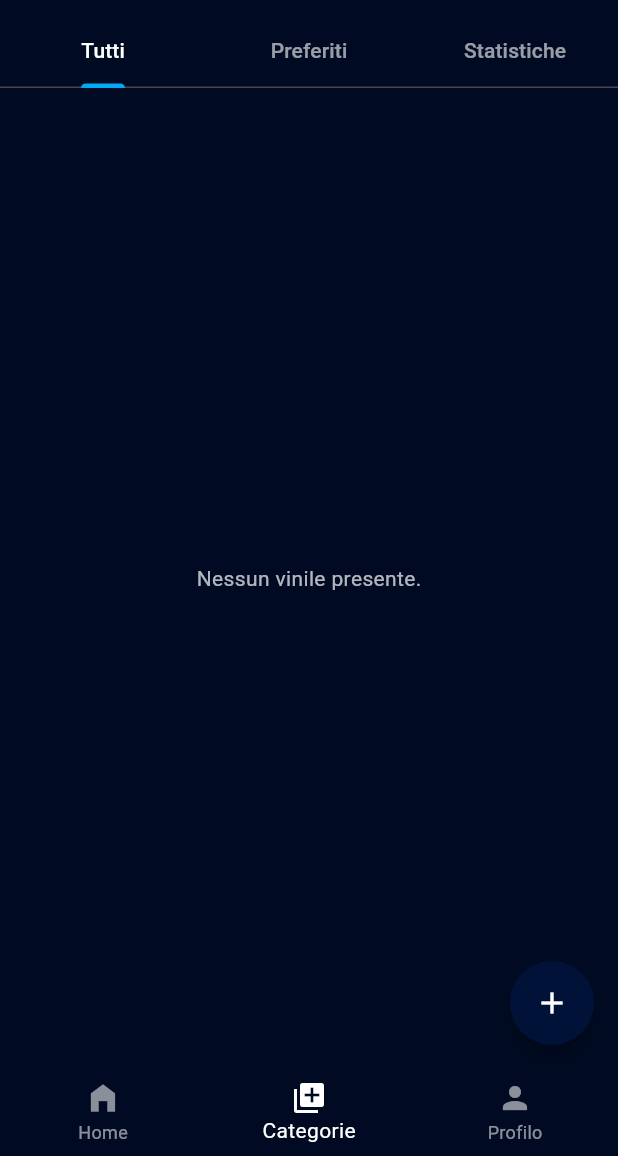
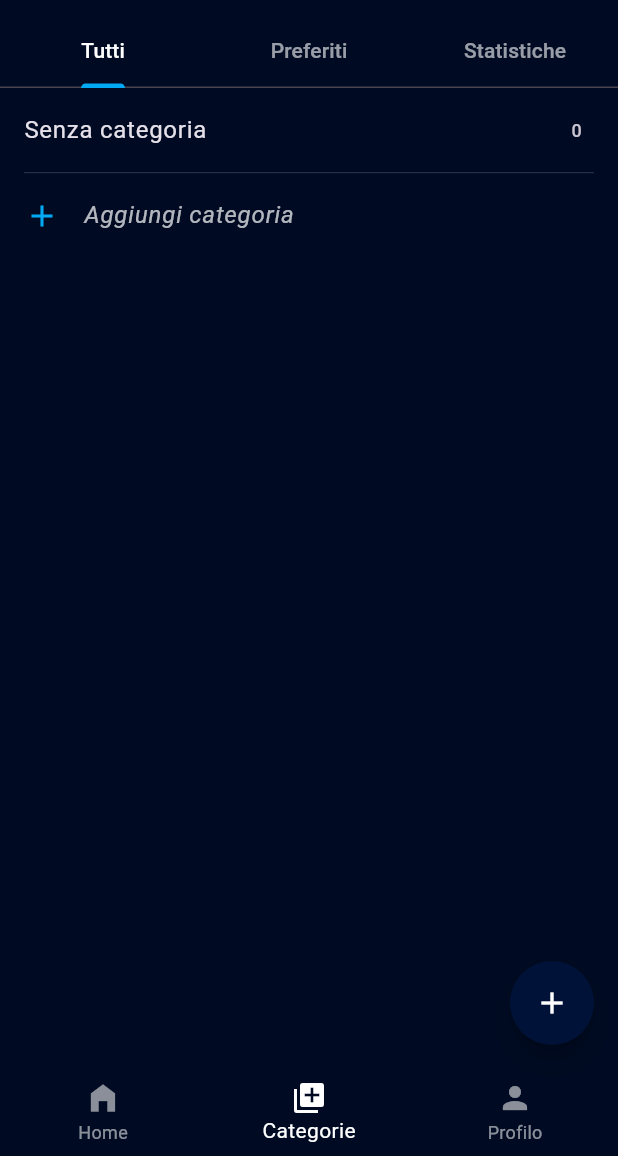
Before and after one commit to Gabbo-Unisa/ProgettoMobile, a Flutter app: the screen it shows after launch, item 2 of the bottom bar chosen, on a phone screen of 412 x 824 dp, the part 80-1236 px from its top. Run offline on Flutter 3.47's test engine with Material 3 defaults, Android fonts, the phone set to English and light mode, and no system bars; our stand-ins replace image_picker, sqflite; accounts and stored records are empty.

Commit message:
modifiche varie

```diff
--- a/lib/screens/dettaglio_vinile.dart
+++ b/lib/screens/dettaglio_vinile.dart
@@ -2,9 +2,12 @@ import 'package:flutter/material.dart';
 import 'dart:io';
 
 import '../models/vinile.dart';
+import '../models/categoria.dart';
+
 import 'form_vinile.dart';
 import 'package:provider/provider.dart';
 import '../providers/vinile_provider.dart';
+import '../providers/categoria_provider.dart';
 
 class DettaglioVinile extends StatelessWidget {
   final Vinile vinile;
@@ -12,19 +15,22 @@ class DettaglioVinile extends StatelessWidget {
 
   @override
   Widget build(BuildContext context) {
+
+    final categoriaProvider = Provider.of<CategoriaProvider>(context);
+    final categoria = categoriaProvider.categorie.firstWhere(
+          (c) => c.id == vinile.categoriaId,
+      orElse: () => Categoria(id: null, nome: 'Sconosciuta'),
+    );
+
     return Scaffold(
       appBar: AppBar(
-        title: Text(vinile.titolo, style: const TextStyle(color: Colors.white)),
-        backgroundColor: const Color(0xFF000B23),
-        iconTheme: const IconThemeData(color: Colors.white),
+        title: Text(vinile.titolo),
         actions: [
           IconButton(
             icon: const Icon(Icons.edit),
             onPressed: () async {
-              await Navigator.push(
-                context,
-                MaterialPageRoute(
-                  builder: (_) => SchermataForm(vinile: vinile, isEditing: true),
+              await Navigator.push(context, MaterialPageRoute(
+                  builder: (_) => SchermataAggiuntaVinile(vinile: vinile, isEditing: true),
                 ),
               );
               // Ricarica i vinili al ritorno
@@ -54,7 +60,6 @@ class DettaglioVinile extends StatelessWidget {
           ),
         ],
       ),
-      backgroundColor: const Color(0xFF000B23),
       body: Padding(
         padding: const EdgeInsets.all(16),
         child: Center(
@@ -110,24 +115,24 @@ class DettaglioVinile extends StatelessWidget {
                 ],
               ),
               const SizedBox(height: 16),
-              const Text('Artista:', style: TextStyle(color: Colors.white60, fontSize: 16)),
-              Text(vinile.artista, style: const TextStyle(color: Colors.white, fontSize: 18)),
+              Text('Artista:', style: Theme.of(context).textTheme.labelMedium),
+              Text(vinile.artista, style: Theme.of(context).textTheme.bodyLarge),
               const SizedBox(height: 12),
 
-              const Text('Anno:', style: TextStyle(color: Colors.white60, fontSize: 16)),
-              Text('${vinile.anno}', style: const TextStyle(color: Colors.white, fontSize: 18)),
+              Text('Anno:', style: Theme.of(context).textTheme.labelMedium),
+              Text('${vinile.anno}', style: Theme.of(context).textTheme.bodyLarge),
               const SizedBox(height: 12),
 
-              const Text('Genere:', style: TextStyle(color: Colors.white60, fontSize: 16)),
-              Text(vinile.genere, style: const TextStyle(color: Colors.white, fontSize: 18)),
+              Text('Categoria:', style:  Theme.of(context).textTheme.labelMedium),
+              Text(categoria.nome, style: Theme.of(context).textTheme.bodyLarge),
               const SizedBox(height: 12),
 
-              const Text('Etichetta:', style: TextStyle(color: Colors.white60, fontSize: 16)),
-              Text(vinile.etichetta, style: const TextStyle(color: Colors.white, fontSize: 18)),
+              Text('Etichetta:', style: Theme.of(context).textTheme.labelMedium),
+              Text(vinile.etichetta, style: Theme.of(context).textTheme.bodyLarge),
               const SizedBox(height: 12),
 
-              const Text('Condizione:', style: TextStyle(color: Colors.white60, fontSize: 16)),
-              Text(vinile.condizione, style: const TextStyle(color: Colors.white, fontSize: 18)),
+              Text('Condizione:', style: Theme.of(context).textTheme.labelMedium),
+              Text(vinile.condizione, style: Theme.of(context).textTheme.bodyLarge),
               const SizedBox(height: 12),
             ],
           ),
--- a/lib/screens/schermata_categorie.dart
+++ b/lib/screens/schermata_categorie.dart
@@ -1,7 +1,13 @@
 import 'package:flutter/material.dart';
 import 'package:provider/provider.dart';
+
 import '../providers/vinile_provider.dart';
+import '../providers/categoria_provider.dart';
+
+import '../models/categoria.dart';
 import 'dettaglio_vinile.dart';
+import 'lista_vinili_per_categoria.dart';
+import 'form_categoria.dart';
 
 class SchermataCategorie extends StatefulWidget {
   const SchermataCategorie({super.key});
@@ -19,10 +25,8 @@ class _SchermataCategorieState extends State<SchermataCategorie> {
   void didChangeDependencies() {
     super.didChangeDependencies();
     if (!_loaded) {
-      // Carica i vinili una sola volta
-      Provider.of<VinileProvider>(context, listen: false)
-          .caricaVinili()
-          .then((_) {
+      Provider.of<VinileProvider>(context, listen: false).caricaVinili();
+      Provider.of<CategoriaProvider>(context, listen: false).caricaCategorie().then((_) {
         setState(() => _loaded = true);
       });
     }
@@ -30,60 +34,146 @@ class _SchermataCategorieState extends State<SchermataCategorie> {
 
   @override
   Widget build(BuildContext context) {
-
     final provider = Provider.of<VinileProvider>(context);
 
     return DefaultTabController(
       length: _numeroTabs,
       child: Scaffold(
-        backgroundColor: const Color(0xFF000B23),
         appBar: AppBar(
           flexibleSpace: Column(
             mainAxisAlignment: MainAxisAlignment.end,
             children: const [
               TabBar(
-                  indicatorColor: Colors.lightBlue,
-                  labelColor: Colors.white,
-                  unselectedLabelColor: Colors.white60,
-                  tabs: const <Tab>[
+                tabs: <Tab>[
                   Tab(text: 'Tutti'),
                   Tab(text: 'Preferiti'),
                   Tab(text: 'Statistiche'),
-                  ]
+                ],
               ),
             ],
           ),
-          backgroundColor: const Color(0xFF000B23),
         ),
-
         body: TabBarView(
           children: <Widget>[
+            _buildTabCategorie(provider),
+            _buildTabPreferiti(provider),
+            const Center(child: Text('Statistiche')),
+          ],
+        ),
+      ),
+    );
+  }
 
-            // Tab "Tutti"
-            if (!_loaded)
-              const Center(child: CircularProgressIndicator())
-            else if (provider.vinili.isEmpty)
-              const Center(
-                child: Text('Nessun vinile presente.',
-                    style: TextStyle(color: Colors.white70)),
-              )
-            else
-              ListView.separated(
-                itemCount: provider.vinili.length,
+  Widget _buildTabCategorie(VinileProvider provider) {
+    final categoriaProvider = Provider.of<CategoriaProvider>(context);
+    final categorie = categoriaProvider.categorie;
+
+    if (!_loaded) {
+      return const Center(child: CircularProgressIndicator());
+    }
+
+    return ListView.separated(
+      itemCount: categorie.length + 2, // 1 per "Senza categoria", 1 per "Aggiungi categoria"
       itemBuilder: (context, index) {
-                  final vinile = provider.vinili[index];
+
+        final countNull = provider.vinili.where((v) => v.categoriaId == null).length;
+
+        // Primo elemento: "Senza categoria"
+        if (index == 0) {
           return ListTile(
-                    title: Text(vinile.titolo,
-                        style: const TextStyle(color: Colors.white)),
-                    subtitle: Text('${vinile.artista} • ${vinile.anno}',
-                        style: const TextStyle(color: Colors.white70)),
+            title: const Text('Senza categoria'),
+            trailing: Text('${countNull}'),
+            onTap: () {
+              Navigator.push(context, MaterialPageRoute(
+                  builder: (context) => ListaViniliPerCategoria(
+                    categoria: 'Senza categoria',
+                    vinili: provider.vinili.where((v) => v.categoriaId == null).toList(),
+                  ),
+                ),
+              );
+            },
+          );
+        }
+
+        // Ultimo elemento: "Aggiungi categoria"
+        if (index == categorie.length + 1) {
+          return ListTile(
+            title: const Text(
+              'Aggiungi categoria',
+              style: TextStyle(color: Colors.white70, fontStyle: FontStyle.italic),
+            ),
+            leading: const Icon(Icons.add, color: Colors.lightBlue),
+            onTap: () {
+              Navigator.push(context, MaterialPageRoute(builder: (context) => const SchermataAggiuntaCategoria())
+              ).then((_) async {
+                await Provider.of<CategoriaProvider>(context, listen: false).caricaCategorie();
+                setState(() {});
+              });
+            },
+          );
+        }
+
+        // Categoria normale
+        final cat = categorie[index - 1]; // -1 perché il primo è "Senza categoria"
+        final count = provider.vinili.where((v) => v.categoriaId == cat.id).length;
+
+        return ListTile(
+          title: Text(cat.nome),
+          trailing: Text('$count'),
           onTap: () {
             Navigator.push(
               context,
               MaterialPageRoute(
-                          builder: (context) => DettaglioVinile(vinile: vinile)
+                builder: (context) => ListaViniliPerCategoria(
+                  categoria: cat.nome,
+                  vinili: provider.vinili.where((v) => v.categoriaId == cat.id).toList(),
+                ),
               ),
             );
+          },
+        );
+      },
+      separatorBuilder: (context, index) {
+        if (index == categorie.length + 1) return const SizedBox.shrink(); // No divider after last
+        return const Divider(
+          color: Colors.white24,
+          height: 1,
+          thickness: 0.5,
+          indent: 16,
+          endIndent: 16,
+        );
+      },
+    );
+  }
+
+
+  Widget _buildTabPreferiti(VinileProvider provider) {
+    final fav = provider.vinili.where((v) => v.preferito).toList();
+
+    if (!_loaded) return const Center(child: CircularProgressIndicator());
+
+    if (fav.isEmpty) {
+      return Center(
+        child: Text('Nessun preferito', style: Theme.of(context).textTheme.bodyMedium),
+      );
+    }
+
+    return ListView.separated(
+      itemCount: fav.length,
+      itemBuilder: (context, index) {
+        final v = fav[index];
+
+        final categoriaProvider = Provider.of<CategoriaProvider>(context, listen: false);
+        final categoria = categoriaProvider.categorie.firstWhere(
+              (c) => c.id == v.categoriaId,
+          orElse: () => Categoria(id: null, nome: 'Sconosciuta'),
+        );
+
+        return ListTile(
+          title: Text(v.titolo, style: Theme.of(context).textTheme.bodyLarge),
+          subtitle: Text(v.artista + ' • ' + categoria.nome, style: Theme.of(context).textTheme.labelSmall),
+          onTap: () {
+            Navigator.push(context, MaterialPageRoute(builder: (context) => DettaglioVinile(vinile: v)));
           },
         );
       },
@@ -94,55 +184,6 @@ class _SchermataCategorieState extends State<SchermataCategorie> {
         indent: 16,
         endIndent: 16,
       ),
-              ),
-
-            // Tab "Preferiti"
-            Consumer<VinileProvider>(
-              builder: (context, provider, _) {
-                final fav = provider.vinili.where((v) => v.preferito).toList();
-
-                if (!_loaded) return const Center(child: CircularProgressIndicator());
-
-                if (fav.isEmpty) {
-                  return const Center(
-                    child: Text('Nessun preferito.',
-                        style: TextStyle(color: Colors.white70)),
-                  );
-                }
-
-                return ListView.separated(
-                  itemCount: fav.length,
-                  itemBuilder: (context, index) {
-                    final v = fav[index];
-                    return ListTile(
-                      title: Text(v.titolo, style: const TextStyle(color: Colors.white)),
-                      subtitle: Text(v.artista, style: const TextStyle(color: Colors.white70)),
-                      //trailing: const Icon(Icons.star, color: Colors.amber),
-                      onTap: () {
-                        Navigator.push(
-                          context,
-                          MaterialPageRoute(
-                            builder: (context) => DettaglioVinile(vinile: v)
-                          )
-                        );
-                      }
-                    );
-                  },
-                  separatorBuilder: (context, index) => const Divider(
-                    color: Colors.white24,
-                    height: 1,
-                    thickness: 0.5,
-                    indent: 16,
-                    endIndent: 16,
-                  ),
-                );
-              },
-            ),
-
-            const Center(child: Text('Statistiche', style: TextStyle(color: Colors.white))),
-          ]
-        ),
-      ),
     );
   }
 }
```
Also changed, not shown: lib/screens/lista_vinili_per_categoria.dart (added, +85 -0 lines), lib/screens/schermata_principale.dart (+1 -33 lines). Lines whose indentation alone changed are shown as unchanged.
